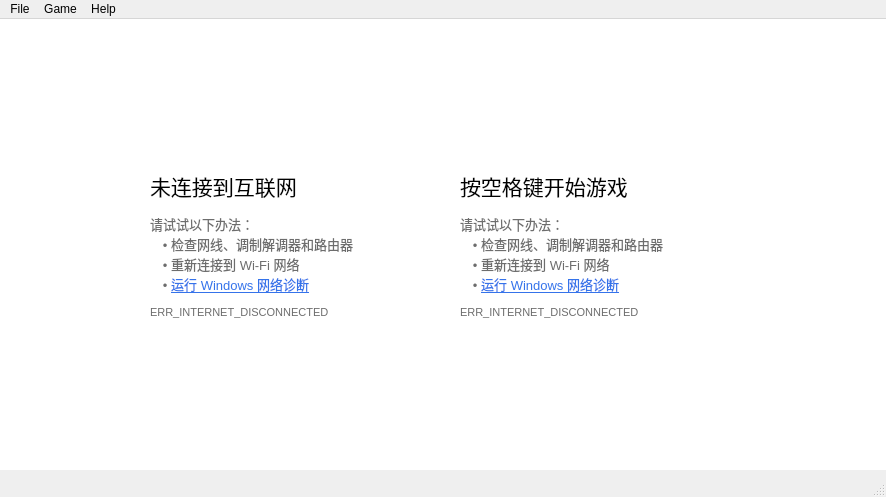
First picture: the form in DinoOL/dinool.ui, repository Brownlzy/DinoOL, before the edit.
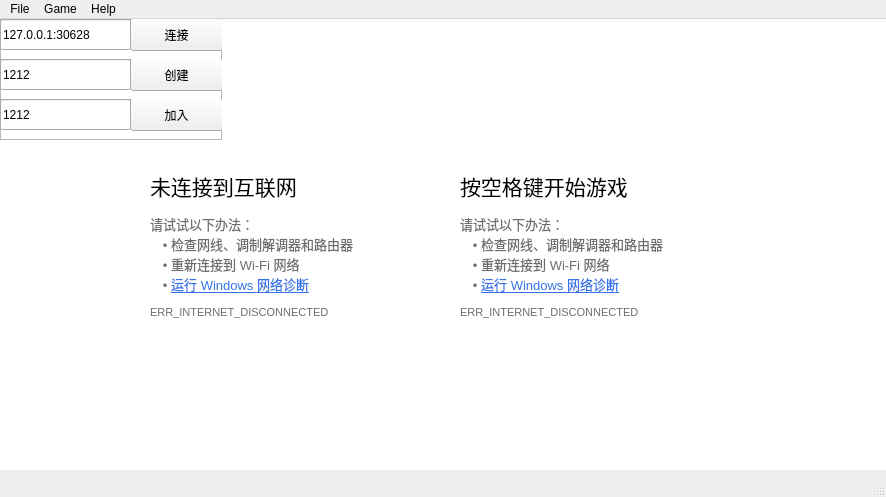
Second picture: the form after the edit. Icons and pictures are not drawn.

```diff
--- a/DinoOL/dinool.ui
+++ b/DinoOL/dinool.ui
@@ -104,12 +104,141 @@
      <string>&lt;html&gt;&lt;head/&gt;&lt;body&gt;&lt;p&gt;&lt;span style=&quot; font-size:16pt;&quot;&gt;按空格键开始游戏&lt;/span&gt;&lt;/p&gt;&lt;p&gt;&lt;span style=&quot; font-size:10pt; color:#6d6d6d;&quot;&gt;请试试以下办法：&lt;br/&gt;&lt;/span&gt;&lt;span style=&quot; font-size:10pt; color:#ffffff;&quot;&gt;---&lt;/span&gt;&lt;span style=&quot; font-size:10pt; color:#6d6d6d;&quot;&gt;• 检查网线、调制解调器和路由器&lt;br/&gt;&lt;/span&gt;&lt;span style=&quot; font-size:10pt; color:#ffffff;&quot;&gt;---&lt;/span&gt;&lt;span style=&quot; font-size:10pt; color:#6d6d6d;&quot;&gt;• 重新连接到 Wi-Fi 网络&lt;br/&gt;&lt;/span&gt;&lt;span style=&quot; font-size:10pt; color:#ffffff;&quot;&gt;---&lt;/span&gt;&lt;span style=&quot; font-size:10pt; color:#6d6d6d;&quot;&gt;• &lt;/span&gt;&lt;a href=&quot;C:\Windows\System32\msdt.exe -skip TRUE -path C:\Windows\diagnostics\system\networking -ep NetworkDiagnosticsPNI&quot;&gt;&lt;span style=&quot; font-size:10pt; text-decoration: underline; color:#3573ea;&quot;&gt;运行 Windows 网络诊断&lt;/span&gt;&lt;/a&gt;&lt;/p&gt;&lt;p&gt;&lt;span style=&quot; font-size:8pt; color:#6d6d6d;&quot;&gt;ERR_INTERNET_DISCONNECTED&lt;/span&gt;&lt;/p&gt;&lt;/body&gt;&lt;/html&gt;</string>
     </property>
    </widget>
+   <widget class="QFrame" name="frame">
+    <property name="geometry">
+     <rect>
+      <x>0</x>
+      <y>0</y>
+      <width>222</width>
+      <height>41</height>
+     </rect>
+    </property>
+    <property name="frameShape">
+     <enum>QFrame::StyledPanel</enum>
+    </property>
+    <property name="frameShadow">
+     <enum>QFrame::Raised</enum>
+    </property>
+    <widget class="QLineEdit" name="txtServer">
+     <property name="geometry">
+      <rect>
+       <x>0</x>
+       <y>0</y>
+       <width>131</width>
+       <height>31</height>
+      </rect>
+     </property>
+     <property name="text">
+      <string>127.0.0.1:30628</string>
+     </property>
+    </widget>
+    <widget class="QPushButton" name="btnCon">
+     <property name="geometry">
+      <rect>
+       <x>130</x>
+       <y>-1</y>
+       <width>93</width>
+       <height>33</height>
+      </rect>
+     </property>
+     <property name="text">
+      <string>连接</string>
+     </property>
+    </widget>
+   </widget>
+   <widget class="QFrame" name="frame_2">
+    <property name="geometry">
+     <rect>
+      <x>0</x>
+      <y>40</y>
+      <width>222</width>
+      <height>41</height>
+     </rect>
+    </property>
+    <property name="frameShape">
+     <enum>QFrame::StyledPanel</enum>
+    </property>
+    <property name="frameShadow">
+     <enum>QFrame::Raised</enum>
+    </property>
+    <widget class="QLineEdit" name="txtNewRoom">
+     <property name="geometry">
+      <rect>
+       <x>0</x>
+       <y>0</y>
+       <width>131</width>
+       <height>31</height>
+      </rect>
+     </property>
+     <property name="text">
+      <string>1212</string>
+     </property>
+    </widget>
+    <widget class="QPushButton" name="btnCreRoom">
+     <property name="geometry">
+      <rect>
+       <x>130</x>
+       <y>-1</y>
+       <width>93</width>
+       <height>33</height>
+      </rect>
+     </property>
+     <property name="text">
+      <string>创建</string>
+     </property>
+    </widget>
+   </widget>
+   <widget class="QFrame" name="frame_3">
+    <property name="geometry">
+     <rect>
+      <x>0</x>
+      <y>80</y>
+      <width>222</width>
+      <height>41</height>
+     </rect>
+    </property>
+    <property name="frameShape">
+     <enum>QFrame::StyledPanel</enum>
+    </property>
+    <property name="frameShadow">
+     <enum>QFrame::Raised</enum>
+    </property>
+    <widget class="QLineEdit" name="txtRoom">
+     <property name="geometry">
+      <rect>
+       <x>0</x>
+       <y>0</y>
+       <width>131</width>
+       <height>31</height>
+      </rect>
+     </property>
+     <property name="text">
+      <string>1212</string>
+     </property>
+    </widget>
+    <widget class="QPushButton" name="btnJoin">
+     <property name="geometry">
+      <rect>
+       <x>130</x>
+       <y>-1</y>
+       <width>93</width>
+       <height>33</height>
+      </rect>
+     </property>
+     <property name="text">
+      <string>加入</string>
+     </property>
+    </widget>
+   </widget>
    <zorder>whitebg</zorder>
    <zorder>labRoad</zorder>
    <zorder>label</zorder>
    <zorder>label_2</zorder>
    <zorder>lab</zorder>
    <zorder>label_3</zorder>
+   <zorder>frame</zorder>
+   <zorder>frame_2</zorder>
+   <zorder>frame_3</zorder>
   </widget>
   <widget class="QMenuBar" name="menuBar">
    <property name="geometry">
```
